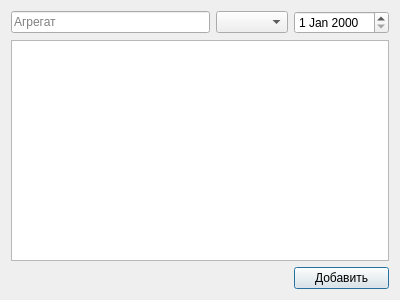
Above: newservicedialog.ui from EfimovIB/AutoServiceManager before the change. Below: the same form after it.
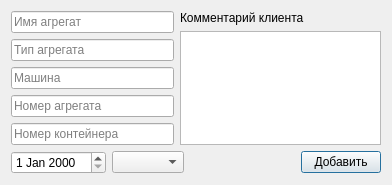
That is the form after the change.

```diff
--- a/newservicedialog.ui
+++ b/newservicedialog.ui
@@ -6,8 +6,8 @@
    <rect>
     <x>0</x>
     <y>0</y>
-    <width>400</width>
-    <height>300</height>
+    <width>392</width>
+    <height>174</height>
    </rect>
   </property>
   <property name="windowTitle">
@@ -15,26 +15,74 @@
   </property>
   <layout class="QGridLayout" name="gridLayout">
    <item row="0" column="0">
-    <widget class="QLineEdit" name="lineEdit">
+    <layout class="QVBoxLayout" name="verticalLayout_2">
+     <item>
+      <widget class="QLineEdit" name="name">
      <property name="placeholderText">
-      <string>Агрегат</string>
-     </property>
-    </widget>
+        <string>Имя агрегат</string>
+       </property>
+      </widget>
+     </item>
+     <item>
+      <widget class="QLineEdit" name="type">
+       <property name="placeholderText">
+        <string>Тип агрегата</string>
+       </property>
+      </widget>
+     </item>
+     <item>
+      <widget class="QLineEdit" name="car">
+       <property name="placeholderText">
+        <string>Машина</string>
+       </property>
+      </widget>
+     </item>
+     <item>
+      <widget class="QLineEdit" name="number">
+       <property name="placeholderText">
+        <string>Номер агрегата</string>
+       </property>
+      </widget>
+     </item>
+     <item>
+      <widget class="QLineEdit" name="box">
+       <property name="placeholderText">
+        <string>Номер контейнера</string>
+       </property>
+      </widget>
+     </item>
+    </layout>
    </item>
    <item row="0" column="1">
-    <widget class="QComboBox" name="masters"/>
-   </item>
-   <item row="0" column="2">
+    <layout class="QVBoxLayout" name="verticalLayout">
+     <item>
+      <widget class="QLabel" name="label">
+       <property name="text">
+        <string>Комментарий клиента</string>
+       </property>
+      </widget>
+     </item>
+     <item>
+      <widget class="QPlainTextEdit" name="comments">
+       <property name="documentTitle">
+        <string/>
+       </property>
+       <property name="plainText">
+        <string/>
+       </property>
+      </widget>
+     </item>
+    </layout>
+   </item>
+   <item row="1" column="0" colspan="2">
+    <layout class="QHBoxLayout" name="horizontalLayout">
+     <item>
     <widget class="QDateEdit" name="date"/>
    </item>
-   <item row="2" column="2">
-    <widget class="QPushButton" name="pushButton">
-     <property name="text">
-      <string>Добавить</string>
-     </property>
-    </widget>
-   </item>
-   <item row="2" column="0" colspan="2">
+     <item>
+      <widget class="QComboBox" name="masters"/>
+     </item>
+     <item>
     <spacer name="horizontalSpacer">
      <property name="orientation">
       <enum>Qt::Horizontal</enum>
@@ -47,12 +95,14 @@
      </property>
     </spacer>
    </item>
-   <item row="1" column="0" colspan="3">
-    <widget class="QPlainTextEdit" name="comments">
-     <property name="plainText">
-      <string/>
-     </property>
-    </widget>
+     <item>
+      <widget class="QPushButton" name="pushButton">
+       <property name="text">
+        <string>Добавить</string>
+       </property>
+      </widget>
+     </item>
+    </layout>
    </item>
   </layout>
  </widget>
```
Lines whose indentation alone changed are shown as unchanged.
